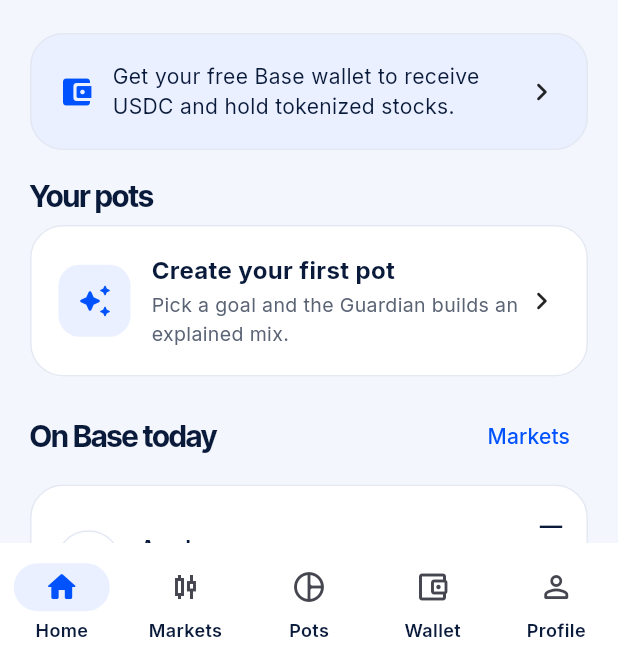
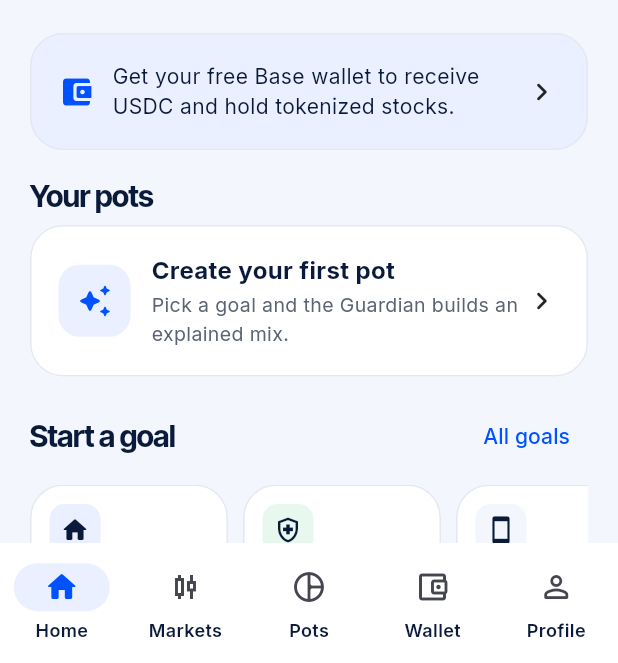
Before and after one commit to shipporlabs/Potfolio, a Flutter app: the screen it shows after launch, after a tap on "Skip", on a phone screen of 412 x 824 dp, the part 573-1236 px from its top. Run offline on Flutter 3.47's test engine with Material 3 defaults, Android fonts, the phone set to English and light mode, and no system bars; our stand-ins replace cloud_firestore, firebase_auth, firebase_core, fl_chart, flutter_secure_storage, flutter_svg and 3 more; missing offline and left inert: web3dart; accounts and stored records are empty; network calls fail; statements that could not run were skipped.

Commit message:
Home: "Start a goal" templates and target progress on pot cards
Co-Authored-By: Claude Opus 5.5 <noreply@anthropic.com>
Claude-Session: https://claude.ai/code/session_01FUoerckHJ1dgiNYS9oww3e

```diff
--- a/lib/screens/home_screen.dart
+++ b/lib/screens/home_screen.dart
@@ -3,6 +3,7 @@ import 'package:provider/provider.dart';
 
 import '../models.dart';
 import '../state/app_state.dart';
+import '../targets.dart';
 import '../theme.dart';
 import '../widgets/brand.dart';
 import '../widgets/stock_widgets.dart';
@@ -95,6 +96,17 @@ class HomeScreen extends StatelessWidget {
                     padding: const EdgeInsets.only(bottom: 10),
                     child: PotCard(pot: p, prices: s.stocks.priceMap()),
                   )),
+            const SizedBox(height: 8),
+            SectionTitle('Start a goal', action: 'All goals', onAction: () => Navigator.of(context).push(MaterialPageRoute(builder: (_) => const CreatePotScreen()))),
+            SizedBox(
+              height: 112,
+              child: ListView.separated(
+                scrollDirection: Axis.horizontal,
+                itemCount: goalTemplates.length,
+                separatorBuilder: (_, __) => const SizedBox(width: 10),
+                itemBuilder: (context, i) => _GoalChip(t: goalTemplates[i]),
+              ),
+            ),
             const SizedBox(height: 8),
             SectionTitle('On Base today', action: 'Markets', onAction: () => Shell.goTo(context, 1)),
             FutureBuilder<List<Stock>>(
@@ -198,8 +210,9 @@ class PotCard extends StatelessWidget {
   const PotCard({super.key, required this.pot, required this.prices});
   @override
   Widget build(BuildContext context) {
-    final v = pot.valueWith(prices);
-    final ch = pot.amount > 0 ? (v - pot.amount) / pot.amount * 100 : 0.0;
+    final v = pot.valueNow(prices);
+    final ch = pot.invested > 0 ? (v - pot.invested) / pot.invested * 100 : 0.0;
+    final plan = pot.plan();
     return PCard(
       onTap: () => Navigator.of(context).push(MaterialPageRoute(builder: (_) => PotDetailScreen(pot: pot))),
       child: Column(crossAxisAlignment: CrossAxisAlignment.start, children: [
@@ -214,12 +227,50 @@ class PotCard extends StatelessWidget {
         const SizedBox(height: 12),
         Text(pot.name, style: display(18, weight: FontWeight.w700)),
         const SizedBox(height: 2),
-        Text('${pot.goal.label} · ${pot.allocations.length} stocks', style: const TextStyle(fontSize: 13, color: PColors.slate)),
-        const SizedBox(height: 12),
-        AllocationBar(weights: pot.allocations.map((a) => a.weight).toList(), height: 8),
+        if (plan == null) ...[
+          Text('${pot.goal.label} · ${pot.allocations.length} stocks', style: const TextStyle(fontSize: 13, color: PColors.slate)),
+          const SizedBox(height: 12),
+          AllocationBar(weights: pot.allocations.map((a) => a.weight).toList(), height: 8),
+        ] else ...[
+          Text(
+            plan.reached
+                ? 'Target reached · ${money(plan.target)}'
+                : '${money(plan.invested)} of ${money(plan.target)} · ${money(plan.perPeriod)}/${pot.frequency.short}',
+            style: const TextStyle(fontSize: 13, color: PColors.slate),
+          ),
+          const SizedBox(height: 12),
+          ClipRRect(
+            borderRadius: BorderRadius.circular(8),
+            child: LinearProgressIndicator(value: plan.progress, minHeight: 8, backgroundColor: PColors.line, color: plan.reached ? PColors.gain : PColors.blue),
+          ),
+        ],
       ]),
     );
   }
+}
+
+class _GoalChip extends StatelessWidget {
+  final GoalTemplate t;
+  const _GoalChip({required this.t});
+  @override
+  Widget build(BuildContext context) => SizedBox(
+        width: 132,
+        child: PCard(
+          padding: const EdgeInsets.all(12),
+          onTap: () => Navigator.of(context).push(MaterialPageRoute(builder: (_) => CreatePotScreen(template: t))),
+          child: Column(crossAxisAlignment: CrossAxisAlignment.start, children: [
+            Container(
+              width: 34,
+              height: 34,
+              decoration: BoxDecoration(color: t.tint, borderRadius: BorderRadius.circular(10)),
+              child: Icon(t.icon, size: 20, color: PColors.navy),
+            ),
+            const Spacer(),
+            Text(t.title, maxLines: 1, overflow: TextOverflow.ellipsis, style: const TextStyle(fontWeight: FontWeight.w700, fontSize: 14)),
+            Text(t.isCustom ? 'Set your own' : money(t.target).replaceAll('.00', ''), style: const TextStyle(fontSize: 12, color: PColors.slate)),
+          ]),
+        ),
+      );
 }
 
 class _LearnCard extends StatelessWidget {
```
